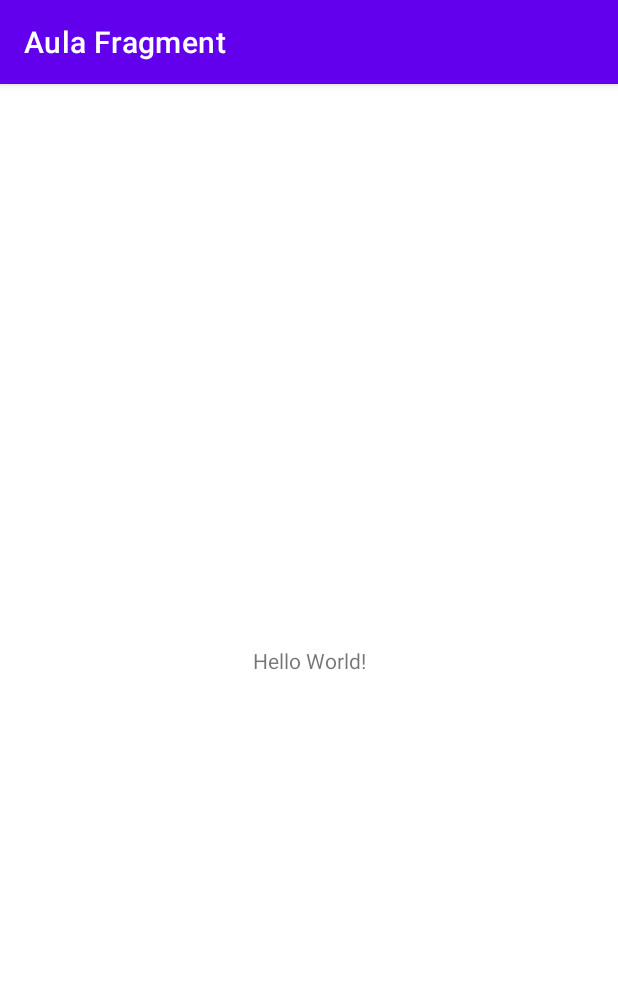
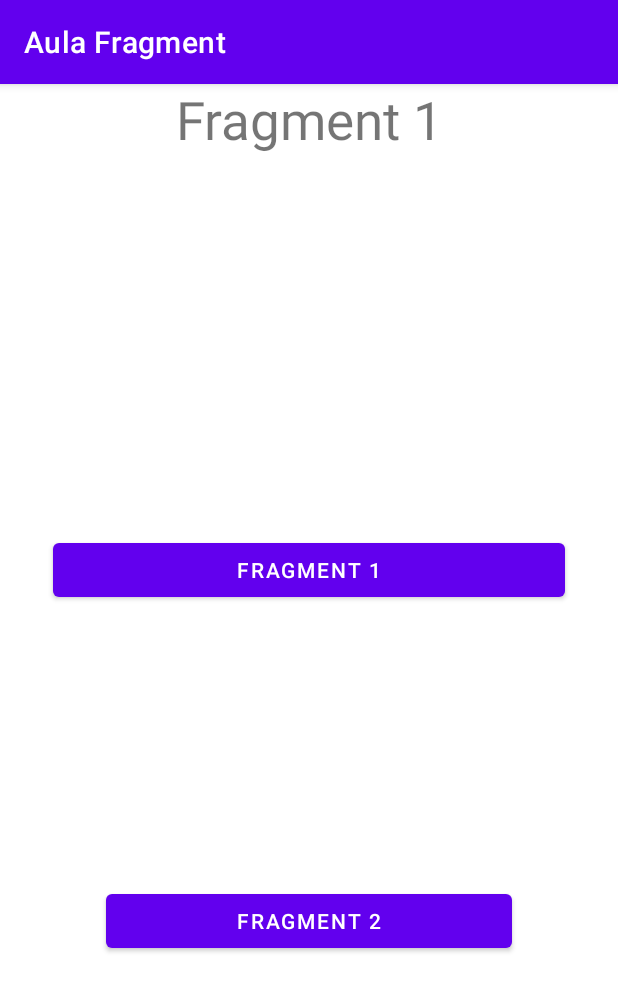
Before and after one commit to Yacovmm/lesson-01-fragments-iesb, an Android app: the screen it shows after launch (MainActivity), on a phone screen of 412 x 824 dp. Shown: the top 991 px of the screen. Run offline under Robolectric (Android 15) with nearby library versions, the phone set to English and light mode, and no system bars.

Commit message:
Fragment static in activity

```diff
--- a/app/build.gradle
+++ b/app/build.gradle
@@ -37,6 +37,7 @@ dependencies {
     implementation 'androidx.appcompat:appcompat:1.3.1'
     implementation 'com.google.android.material:material:1.4.0'
     implementation 'androidx.constraintlayout:constraintlayout:2.1.1'
+    implementation 'androidx.legacy:legacy-support-v4:1.0.0'
     testImplementation 'junit:junit:4.+'
     androidTestImplementation 'androidx.test.ext:junit:1.1.3'
     androidTestImplementation 'androidx.test.espresso:espresso-core:3.4.0'
--- a/app/src/main/java/com/example/aulafragment/MainActivity.kt
+++ b/app/src/main/java/com/example/aulafragment/MainActivity.kt
@@ -4,8 +4,10 @@ import androidx.appcompat.app.AppCompatActivity
 import android.os.Bundle
 
 class MainActivity : AppCompatActivity() {
+
     override fun onCreate(savedInstanceState: Bundle?) {
         super.onCreate(savedInstanceState)
         setContentView(R.layout.activity_main)
     }
+
 }
--- /dev/null
+++ b/app/src/main/java/com/example/aulafragment/fragments/FirstFragment.kt
@@ -0,0 +1,37 @@
+package com.example.aulafragment.fragments
+
+import android.os.Bundle
+import android.view.LayoutInflater
+import android.view.View
+import android.view.ViewGroup
+import androidx.fragment.app.Fragment
+import com.example.aulafragment.R
+
+class FirstFragment : Fragment() {
+
+    override fun onCreate(savedInstanceState: Bundle?) {
+        super.onCreate(savedInstanceState)
+    }
+
+    override fun onCreateView(
+        inflater: LayoutInflater,
+        container: ViewGroup?,
+        savedInstanceState: Bundle?
+    ): View? {
+        // Inflate the layout for this fragment
+        return inflater.inflate(R.layout.fragment_first, container, false)
+    }
+
+    companion object {
+
+        val ARG_KEY = "PARAM1_KEY"
+
+        fun newInstance(param1: String): FirstFragment {
+            return FirstFragment().apply {
+                arguments = Bundle().apply {
+                    putString(ARG_KEY, param1)
+                }
+            }
+        }
+    }
+}
--- a/app/src/main/res/layout/activity_main.xml
+++ b/app/src/main/res/layout/activity_main.xml
@@ -6,13 +6,34 @@
     android:layout_height="match_parent"
     tools:context=".MainActivity">
 
-    <TextView
-        android:layout_width="wrap_content"
+    <androidx.fragment.app.FragmentContainerView
+        android:name="com.example.aulafragment.fragments.FirstFragment"
+        android:id="@+id/container_fragment"
+        android:layout_width="match_parent"
+        android:layout_height="match_parent"/>
+
+
+    <com.google.android.material.button.MaterialButton
+        android:id="@+id/btn_fragment1"
+        android:layout_width="0dp"
         android:layout_height="wrap_content"
-        android:text="Hello World!"
-        app:layout_constraintBottom_toBottomOf="parent"
-        app:layout_constraintLeft_toLeftOf="parent"
-        app:layout_constraintRight_toRightOf="parent"
+        android:layout_marginHorizontal="35dp"
+        android:layout_marginTop="300dp"
+        android:text="fragment 1"
+        app:layout_constraintEnd_toEndOf="parent"
+        app:layout_constraintHorizontal_bias="0.771"
+        app:layout_constraintStart_toStartOf="parent"
         app:layout_constraintTop_toTopOf="parent" />
 
+    <com.google.android.material.button.MaterialButton
+        android:id="@+id/btn_fragment2"
+        android:layout_width="0dp"
+        android:layout_height="wrap_content"
+        android:layout_marginHorizontal="35dp"
+        android:text="fragment 2"
+        app:layout_constraintBottom_toBottomOf="parent"
+        app:layout_constraintEnd_toEndOf="@id/btn_fragment1"
+        app:layout_constraintStart_toStartOf="@+id/btn_fragment1"
+        app:layout_constraintTop_toBottomOf="@id/btn_fragment1" />
+
 </androidx.constraintlayout.widget.ConstraintLayout>
--- /dev/null
+++ b/app/src/main/res/layout/fragment_first.xml
@@ -0,0 +1,18 @@
+<?xml version="1.0" encoding="utf-8"?>
+<androidx.appcompat.widget.LinearLayoutCompat xmlns:android="http://schemas.android.com/apk/res/android"
+    xmlns:tools="http://schemas.android.com/tools"
+    android:layout_width="match_parent"
+    android:layout_height="match_parent"
+    android:orientation="vertical"
+    tools:context=".fragments.FirstFragment">
+
+    <!-- TODO: Update blank fragment layout -->
+    <TextView
+        android:id="@+id/title_tv"
+        android:layout_width="match_parent"
+        android:layout_height="wrap_content"
+        android:text="@string/fragment_1"
+        android:gravity="center"
+        android:textSize="35sp"/>
+
+</androidx.appcompat.widget.LinearLayoutCompat>
--- a/app/src/main/res/values/strings.xml
+++ b/app/src/main/res/values/strings.xml
@@ -1,3 +1,6 @@
 <resources>
     <string name="app_name">Aula Fragment</string>
+    <!-- TODO: Remove or change this placeholder text -->
+    <string name="hello_blank_fragment">Hello blank fragment</string>
+    <string name="fragment_1">Fragment 1</string>
 </resources>
```
